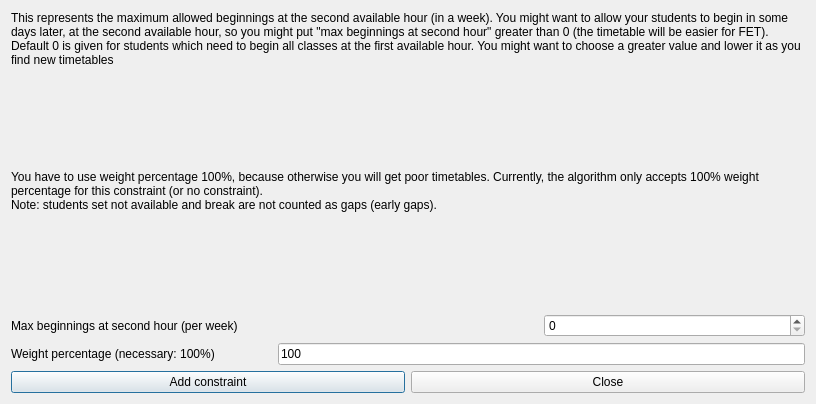
Qt form fet/src/interface/addconstraintstudentsearlymaxbeginningsatsecondhourform_template.ui (vonmecheln/fet) before a commit.
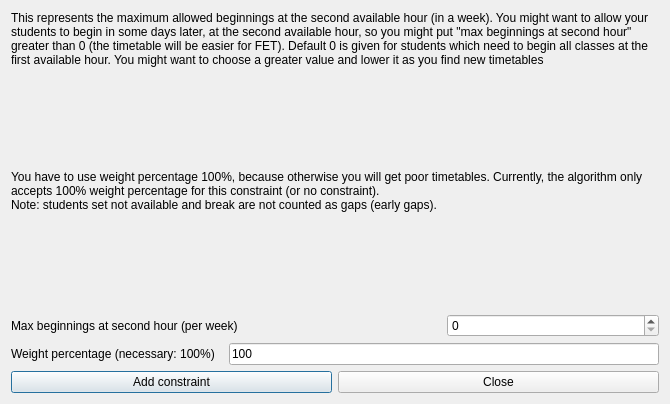
The same form after that commit.

The edit to the form file:
```diff
--- a/fet/src/interface/addconstraintstudentsearlymaxbeginningsatsecondhourform_template.ui
+++ b/fet/src/interface/addconstraintstudentsearlymaxbeginningsatsecondhourform_template.ui
@@ -6,7 +6,7 @@
    <rect>
     <x>0</x>
     <y>0</y>
-    <width>816</width>
+    <width>670</width>
     <height>404</height>
    </rect>
   </property>
```
